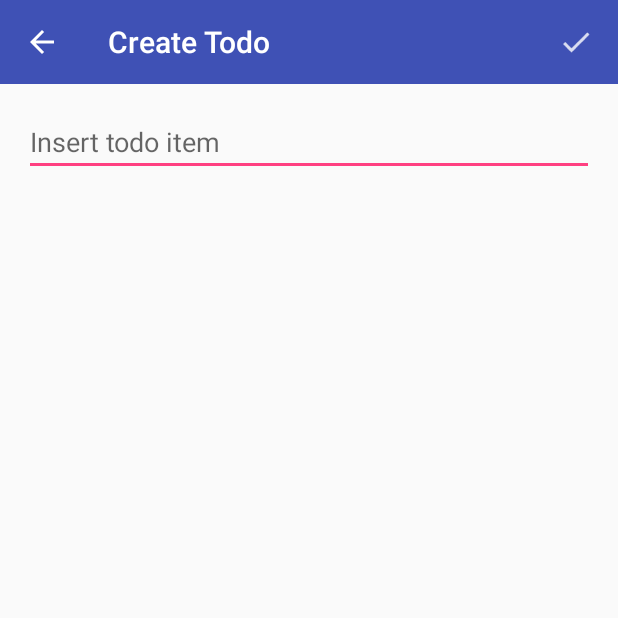
After one commit to carlosgracite/katafold, an Android app: the TodoEditorActivity screen opened directly, with no data from a screen before it, on a phone screen of 412 x 824 dp, the top half of it. The commit adds this screen. Run offline under Robolectric (Android 15) with nearby library versions, the phone set to English and light mode, and no system bars; our stand-ins replace ButterKnife; 2 statements that could not run were skipped.

Commit message:
added feature to create a todo list on sample todo app

```diff
--- a/sample-todo/src/main/AndroidManifest.xml
+++ b/sample-todo/src/main/AndroidManifest.xml
@@ -9,13 +9,14 @@
         android:label="@string/app_name"
         android:supportsRtl="true"
         android:theme="@style/AppTheme">
-        <activity android:name=".MainActivity">
+        <activity android:name=".ui.activity.TodoListActivity">
             <intent-filter>
                 <action android:name="android.intent.action.MAIN" />
 
                 <category android:name="android.intent.category.LAUNCHER" />
             </intent-filter>
         </activity>
+        <activity android:name=".ui.activity.TodoEditorActivity" />
     </application>
 
 </manifest>
--- /dev/null
+++ b/sample-todo/src/main/java/com/example/todo/ui/activity/TodoEditorActivity.java
@@ -0,0 +1,84 @@
+package com.example.todo.ui.activity;
+
+import android.os.Bundle;
+import android.support.annotation.Nullable;
+import android.support.v7.widget.Toolbar;
+import android.view.Menu;
+import android.view.MenuItem;
+import android.widget.EditText;
+
+import com.example.todo.AppStore;
+import com.example.todo.R;
+import com.example.todo.TodoListApplication;
+import com.example.todo.action.TodoActions;
+import com.example.todo.state.AppState;
+import com.example.todo.state.ImmutableTodoItem;
+import com.example.todo.state.TodoItem;
+import com.example.todo.ui.base.BaseKataActivity;
+
+import butterknife.Bind;
+import butterknife.ButterKnife;
+
+public class TodoEditorActivity extends BaseKataActivity<AppStore, AppState> {
+
+    @Bind(R.id.toolbar)
+    Toolbar toolbar;
+
+    @Bind(R.id.edit_todo)
+    EditText todoEditText;
+
+    @Override
+    protected void onCreate(@Nullable Bundle savedInstanceState) {
+        super.onCreate(savedInstanceState);
+        setContentView(R.layout.activity_todo_editor);
+        ButterKnife.bind(this);
+
+        setupToolbar();
+    }
+
+    private void setupToolbar() {
+        setSupportActionBar(toolbar);
+        //noinspection ConstantConditions
+        getSupportActionBar().setDisplayHomeAsUpEnabled(true);
+    }
+
+    @Override
+    protected AppStore injectStore() {
+        return TodoListApplication.getStore();
+    }
+
+    @Override
+    public boolean onCreateOptionsMenu(Menu menu) {
+        getMenuInflater().inflate(R.menu.menu_todo_editor, menu);
+        return true;
+    }
+
+    @Override
+    public boolean onPrepareOptionsMenu(Menu menu) {
+        return super.onPrepareOptionsMenu(menu);
+    }
+
+    @Override
+    public boolean onOptionsItemSelected(MenuItem item) {
+        switch (item.getItemId()) {
+            case R.id.action_save:
+                createTodo();
+                finish();
+                return true;
+
+            case android.R.id.home:
+                finish();
+                return true;
+        }
+        return super.onOptionsItemSelected(item);
+    }
+
+    private void createTodo() {
+        TodoItem todoItem = ImmutableTodoItem.builder()
+                .id(1)
+                .text(todoEditText.getText().toString())
+                .build();
+
+        getStore().dispatch(TodoActions.CREATOR.addTodo(todoItem));
+    }
+}
--- /dev/null
+++ b/sample-todo/src/main/java/com/example/todo/ui/base/BaseKataActivity.java
@@ -0,0 +1,56 @@
+package com.example.todo.ui.base;
+
+import android.os.Bundle;
+import android.support.annotation.Nullable;
+import android.support.v7.app.AppCompatActivity;
+
+import com.carlosgracite.katafold.Store;
+
+/**
+ * Base class to handle some common operations of a store backed activity. Here the store is
+ * injected when the activity is created and the state change listener is registered/unregistered
+ * in onResume/onPause callbacks. Also, a state change call is made in onResume to ensure the
+ * activity is in the same track as the app state.
+ *
+ * @param <S>
+ * @param <State>
+ */
+public abstract class BaseKataActivity<S extends Store<State>, State> extends AppCompatActivity
+        implements Store.ChangeListener<State> {
+
+    private S store;
+
+    @Override
+    protected void onCreate(@Nullable Bundle savedInstanceState) {
+        super.onCreate(savedInstanceState);
+        store = injectStore();
+    }
+
+    @Override
+    protected void onResume() {
+        super.onResume();
+        store.registerChangeListener(this);
+        onStateChange(store.getState());
+    }
+
+    @Override
+    protected void onPause() {
+        super.onPause();
+        store.unregisterChangeListener(this);
+    }
+
+    public S getStore() {
+        return store;
+    }
+
+    public State getState() {
+        return store.getState();
+    }
+
+    protected abstract S injectStore();
+
+    @Override
+    public void onStateChange(State currentState) {
+
+    }
+}
--- /dev/null
+++ b/sample-todo/src/main/res/layout/activity_todo_editor.xml
@@ -0,0 +1,25 @@
+<?xml version="1.0" encoding="utf-8"?>
+<LinearLayout xmlns:android="http://schemas.android.com/apk/res/android"
+    xmlns:app="http://schemas.android.com/apk/res-auto"
+    android:orientation="vertical"
+    android:layout_width="match_parent"
+    android:layout_height="match_parent">
+
+    <android.support.v7.widget.Toolbar
+        android:id="@+id/toolbar"
+        android:layout_width="match_parent"
+        android:layout_height="?attr/actionBarSize"
+        android:background="?attr/colorPrimary"
+        android:theme="@style/AppTheme.AppBarOverlay"
+        app:popupTheme="@style/AppTheme.PopupOverlay"
+        app:title="Create Todo" />
+
+    <EditText
+        android:id="@+id/edit_todo"
+        android:layout_width="match_parent"
+        android:layout_height="wrap_content"
+        android:layout_margin="@dimen/activity_horizontal_margin"
+        android:inputType="text"
+        android:hint="Insert todo item"/>
+
+</LinearLayout>
--- a/sample-todo/src/main/res/layout/content_main.xml
+++ b/sample-todo/src/main/res/layout/content_todo_list.xml
@@ -4,8 +4,8 @@
     android:layout_width="match_parent"
     android:layout_height="match_parent"
     app:layout_behavior="@string/appbar_scrolling_view_behavior"
-    tools:context="com.example.todo.MainActivity"
-    tools:showIn="@layout/activity_main">
+    tools:context=".ui.activity.TodoListActivity"
+    tools:showIn="@layout/activity_todo_list">
 
     <android.support.v7.widget.RecyclerView
         android:id="@+id/list_todo"
--- /dev/null
+++ b/sample-todo/src/main/res/menu/menu_todo_editor.xml
@@ -0,0 +1,10 @@
+<?xml version="1.0" encoding="utf-8"?>
+<menu xmlns:android="http://schemas.android.com/apk/res/android"
+    xmlns:app="http://schemas.android.com/apk/res-auto">
+
+    <item android:id="@+id/action_save"
+        android:icon="@drawable/ic_action_navigation_check"
+        android:title="Save"
+        app:showAsAction="always"/>
+
+</menu>
```
Also changed, not shown: sample-todo/src/main/java/com/example/todo/MainActivity.java (deleted, +0 -72 lines), sample-todo/src/main/java/com/example/todo/ui/activity/TodoListActivity.java (added, +60 -0 lines), sample-todo/src/main/res/layout/activity_todo_list.xml (renamed from sample-todo/src/main/res/layout/activity_main.xml, +4 -3 lines), sample-todo/src/main/res/drawable-hdpi/ic_action_content_add.png (added), sample-todo/src/main/res/drawable-hdpi/ic_action_navigation_check.png (added), sample-todo/src/main/res/drawable-mdpi/ic_action_content_add.png (added), sample-todo/src/main/res/drawable-mdpi/ic_action_navigation_check.png (added), sample-todo/src/main/res/drawable-xhdpi/ic_action_content_add.png (added), sample-todo/src/main/res/drawable-xhdpi/ic_action_navigation_check.png (added), sample-todo/src/main/res/drawable-xxhdpi/ic_action_content_add.png (added), sample-todo/src/main/res/drawable-xxhdpi/ic_action_navigation_check.png (added), sample-todo/src/main/res/drawable-xxxhdpi/ic_action_content_add.png (added), sample-todo/src/main/res/drawable-xxxhdpi/ic_action_navigation_check.png (added).
